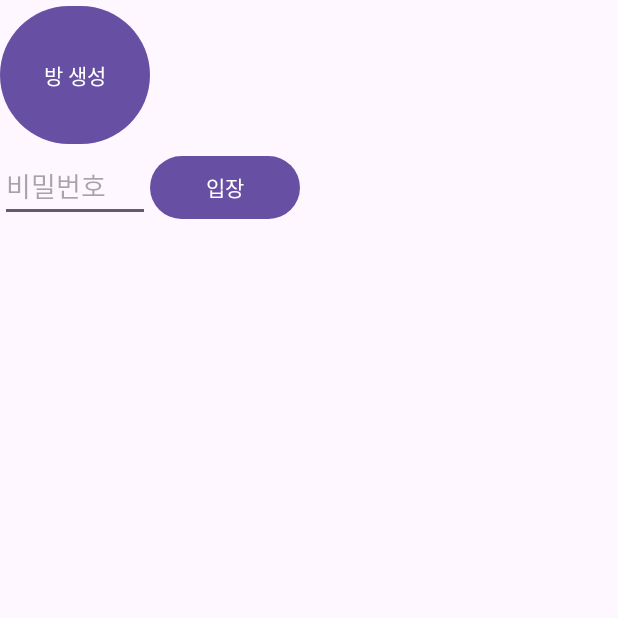
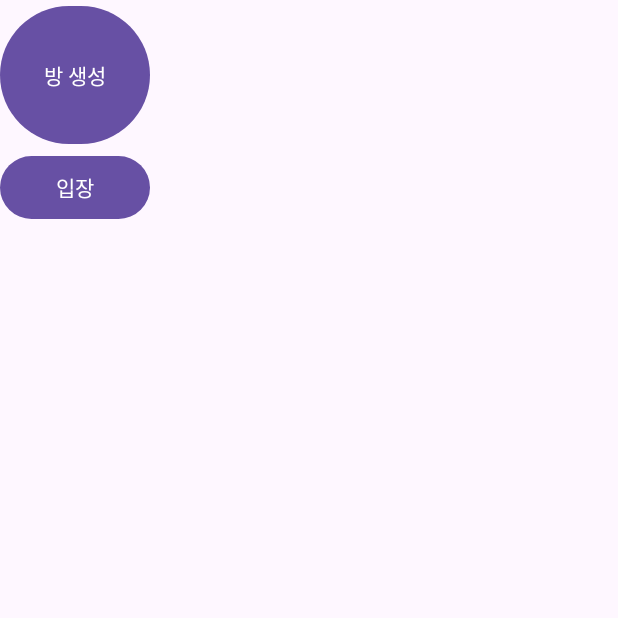
Before and after one commit to swisdom784/TimeToMeet, an Android app: the HomeActivity screen opened directly, with no data from a screen before it, after a tap on "입장", on a phone screen of 412 x 824 dp, the top half of it. Run offline under Robolectric (Android 15) with nearby library versions, the phone set to English and light mode, and no system bars; our stand-ins replace Firebase (no records; nobody signed in at launch, a user with empty details on screens opened directly); libraries missing offline, so code that uses them is left out: com.firebase.ui; 3 statements that could not run were skipped.

Commit message:
홈 xml,java 수정

```diff
--- a/Video/app/src/main/java/com/example/video/HomeActivity.java
+++ b/Video/app/src/main/java/com/example/video/HomeActivity.java
@@ -28,7 +28,6 @@ import java.util.Map;
 
 public class HomeActivity extends AppCompatActivity {
 
-    TextView nameText,password;
     FirebaseUser user = FirebaseAuth.getInstance().getCurrentUser();
     FirebaseDatabase mDatabase;
     Button makebtn,entbtn;
@@ -36,7 +35,6 @@ public class HomeActivity extends AppCompatActivity {
     protected void onCreate(Bundle savedInstanceState) {
         super.onCreate(savedInstanceState);
         setContentView(R.layout.activity_home);
-        nameText = findViewById(R.id.name);
         DatabaseReference mDatabase = FirebaseDatabase.getInstance().getReference("UserAccount");
         String id = user.getUid();
         final String name[] = new String[10];
@@ -44,7 +42,6 @@ public class HomeActivity extends AppCompatActivity {
             @Override
             public void onDataChange(@NonNull DataSnapshot snapshot) {
                 name[0] = snapshot.getValue(String.class);
-                nameText.setText(name[0]);
             }
 
             @Override
@@ -65,34 +62,9 @@ public class HomeActivity extends AppCompatActivity {
         entbtn.setOnClickListener(new View.OnClickListener() {
             @Override
             public void onClick(View v) {
-                password = findViewById(R.id.password);
-                String p = password.getText().toString();
-                final int[] flag = {0};
-                DatabaseReference databaseReference = FirebaseDatabase.getInstance().getReference("room");
-                databaseReference.addValueEventListener(new ValueEventListener() {
-                    @Override
-                    public void onDataChange(@NonNull DataSnapshot snapshot) {
-                        for(DataSnapshot child : snapshot.getChildren()){
-                            if(p.equals(child.child("password").getValue())){
-                                flag[0] = Integer.valueOf(child.getKey());
-                                System.out.println(flag[0]);
-                                break;
-                            }
-                        }
-                        if(flag[0] == 0){
-                            Toast.makeText(HomeActivity.this,"비밀번호가 일치하지 않습니다",Toast.LENGTH_SHORT).show();
-                        } else {
-                            Intent intent = new Intent(HomeActivity.this, RoomActivity.class);
-                            intent.putExtra("username",name[0]);
-                            intent.putExtra("room_num",flag[0]);
-                            startActivity(intent);
-                        }
-                    }
-                    @Override
-                    public void onCancelled(@NonNull DatabaseError error) {
-
-                    }
-                });
+                Intent intent = new Intent(HomeActivity.this, EntranceActivity.class);
+                intent.putExtra("username",name[0]);
+                startActivity(intent);
             }
         });
     }
--- a/Video/app/src/main/res/layout/activity_home.xml
+++ b/Video/app/src/main/res/layout/activity_home.xml
@@ -6,29 +6,17 @@
     android:layout_height="match_parent"
     tools:context=".HomeActivity">
 
-    <TextView
-        android:id="@+id/name"
-        android:layout_width="wrap_content"
-        android:layout_height="wrap_content"
-        android:textSize="50dp"/>
     <Button
         android:id="@+id/makebtn"
         android:layout_width="100dp"
         android:layout_height="100dp"
-        android:text="방 생성"
-        android:layout_toRightOf="@+id/name"/>
-    <EditText
-        android:id="@+id/password"
-        android:layout_width="100dp"
-        android:layout_height="wrap_content"
-        android:layout_below="@+id/makebtn"
-        android:hint="비밀번호"/>
+        android:text="방 생성" />
     <Button
         android:id="@+id/entbtn"
         android:layout_width="100dp"
         android:layout_height="50dp"
-        android:layout_toRightOf="@+id/password"
         android:layout_below="@+id/makebtn"
         android:text="입장"/>
 
+
 </RelativeLayout>
```
Also changed, not shown: Video/app/src/main/AndroidManifest.xml (+8 -2 lines).
